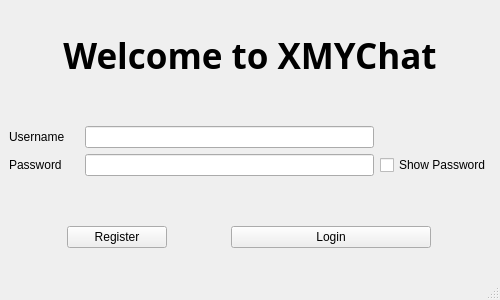
This is XMYChatClient/loginwindow.ui in emonq/XMYChat as Qt 5 draws it before an edit. The edited form follows.
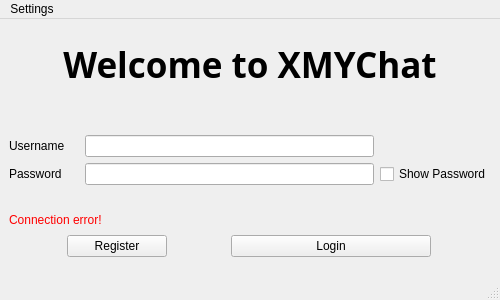
This is the edited form.

```diff
--- a/XMYChatClient/loginwindow.ui
+++ b/XMYChatClient/loginwindow.ui
@@ -136,7 +136,7 @@
       <item>
        <widget class="QLabel" name="label_warnMessage">
         <property name="enabled">
-         <bool>false</bool>
+         <bool>true</bool>
         </property>
         <property name="maximumSize">
          <size>
@@ -144,8 +144,11 @@
           <height>20</height>
          </size>
         </property>
+        <property name="styleSheet">
+         <string notr="true">color:red;</string>
+        </property>
         <property name="text">
-         <string/>
+         <string>Connection error!</string>
         </property>
        </widget>
       </item>
@@ -201,9 +204,16 @@
      <x>0</x>
      <y>0</y>
      <width>500</width>
-     <height>23</height>
+     <height>22</height>
     </rect>
    </property>
+   <widget class="QMenu" name="menu">
+    <property name="title">
+     <string>Settings</string>
+    </property>
+    <addaction name="actionServer_Settings"/>
+   </widget>
+   <addaction name="menu"/>
   </widget>
   <widget class="QStatusBar" name="statusbar"/>
  </widget>
```
Left out of the diff: 8 changed lines with no effect on the pictures.
